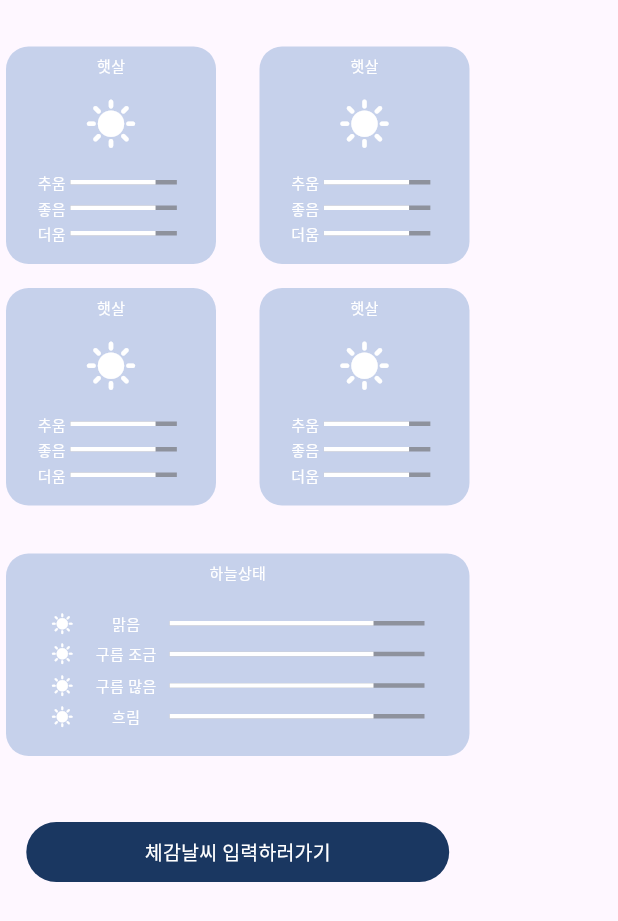
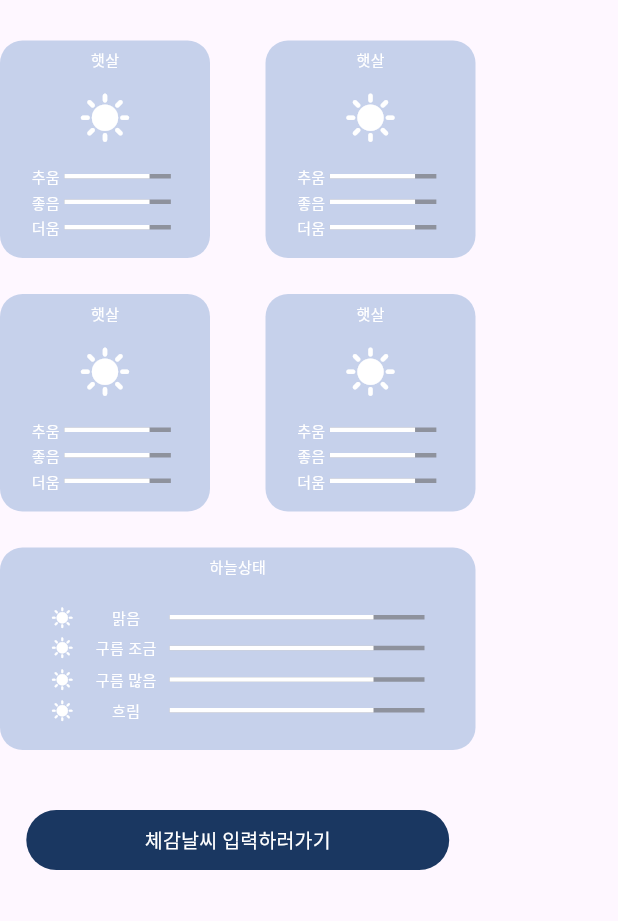
Before and after one commit to IMS-Side/NS-baragi-Flutter, a Flutter app: the Statistic widget shown alone on an empty page, opened directly, on a phone screen of 412 x 824 dp. Shown: the top 921 px of the screen. Run offline on Flutter 3.47's test engine with Material 3 defaults, Android fonts, the phone set to English and light mode, and no system bars; Roboto replaces fonts that are missing (PretendardRegular, PretendardSemiBold).

Commit message:
[apparent-weather-page] ui : Card의 기본 마진 제거, 마진 제거로 인해 불필요해진 코드 제거

```diff
--- a/lib/apparent_weather/modals/weatherInputCard.dart
+++ b/lib/apparent_weather/modals/weatherInputCard.dart
@@ -17,6 +17,7 @@ class _WeatherInputCardState extends State<WeatherInputCard> {
     return Card(
       color: Colors.transparent,
       elevation: 0.0,
+      margin: EdgeInsets.zero,
 
       child: Container(
         width: size.width * 0.665,
--- a/lib/apparent_weather/modals/weatherInputModal.dart
+++ b/lib/apparent_weather/modals/weatherInputModal.dart
@@ -12,6 +12,7 @@ class WeatherInputModal extends StatelessWidget {
     return Card(
       color: Colors.transparent,
       elevation: 0.0,
+      margin: EdgeInsets.zero,
 
       child: Container(
         width: size.width * 0.937,
--- a/lib/apparent_weather/screens/statistic.dart
+++ b/lib/apparent_weather/screens/statistic.dart
@@ -13,9 +13,6 @@ class Statistic extends StatelessWidget {
         SizedBox(height: 27),
         Container(
           width: 317,
-          child: Column(
-            children: [
-              Container(
           height: 314,
           child: Stack(
             children: [
@@ -44,9 +41,6 @@ class Statistic extends StatelessWidget {
         ),
         SizedBox(height: 24),
         StatisticWideCard(),
-            ],
-          ),
-        ),
         SizedBox(height: 36),
         ElevatedButton(
           onPressed: (){},
--- a/lib/apparent_weather/widgets/statisticCard.dart
+++ b/lib/apparent_weather/widgets/statisticCard.dart
@@ -16,6 +16,7 @@ class _StatisticCardState extends State<StatisticCard> {
         borderRadius: BorderRadius.circular(15.0)
       ),
       elevation: 0.0,
+      margin: EdgeInsets.zero,
       child: Container(
         width: 140,
         height: 145,
--- a/lib/apparent_weather/widgets/statisticWideCard.dart
+++ b/lib/apparent_weather/widgets/statisticWideCard.dart
@@ -16,6 +16,7 @@ class _StatisticWideCardState extends State<StatisticWideCard> {
           borderRadius: BorderRadius.circular(15.0)
       ),
       elevation: 0.0,
+      margin: EdgeInsets.zero,
       child: Container(
         width: 317,
         height: 135,
```
Lines whose indentation alone changed are shown as unchanged.
